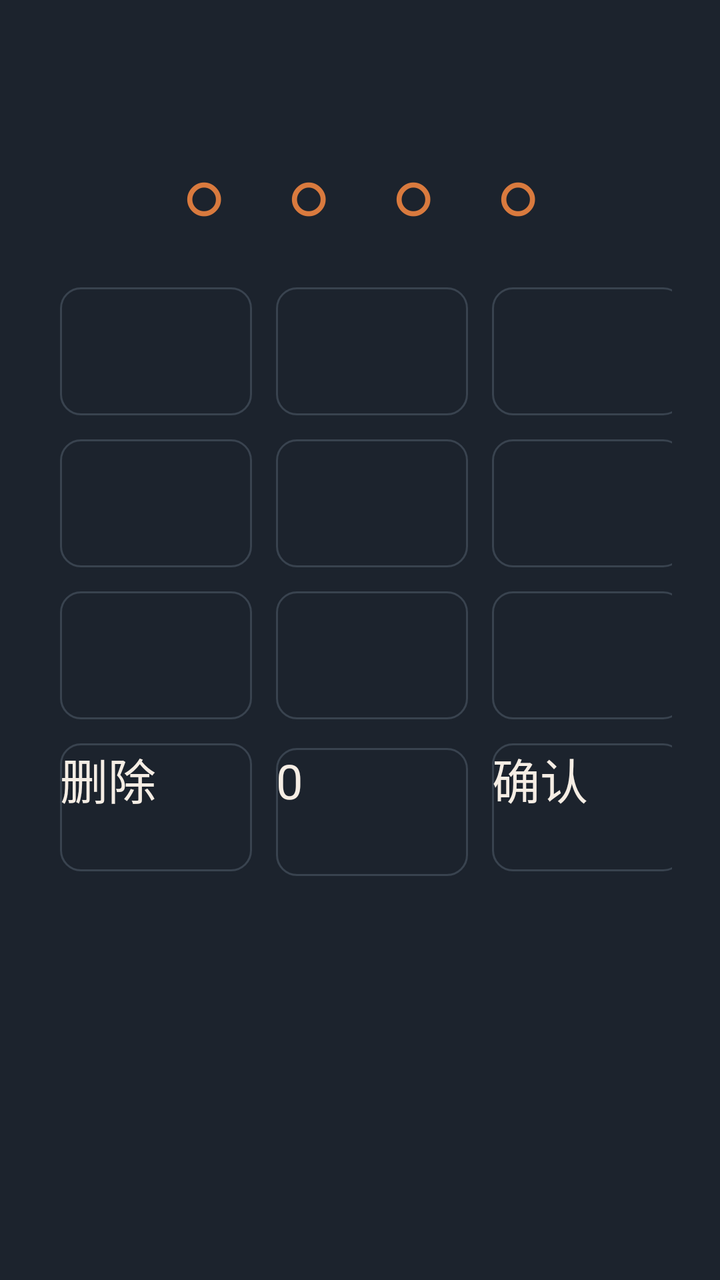
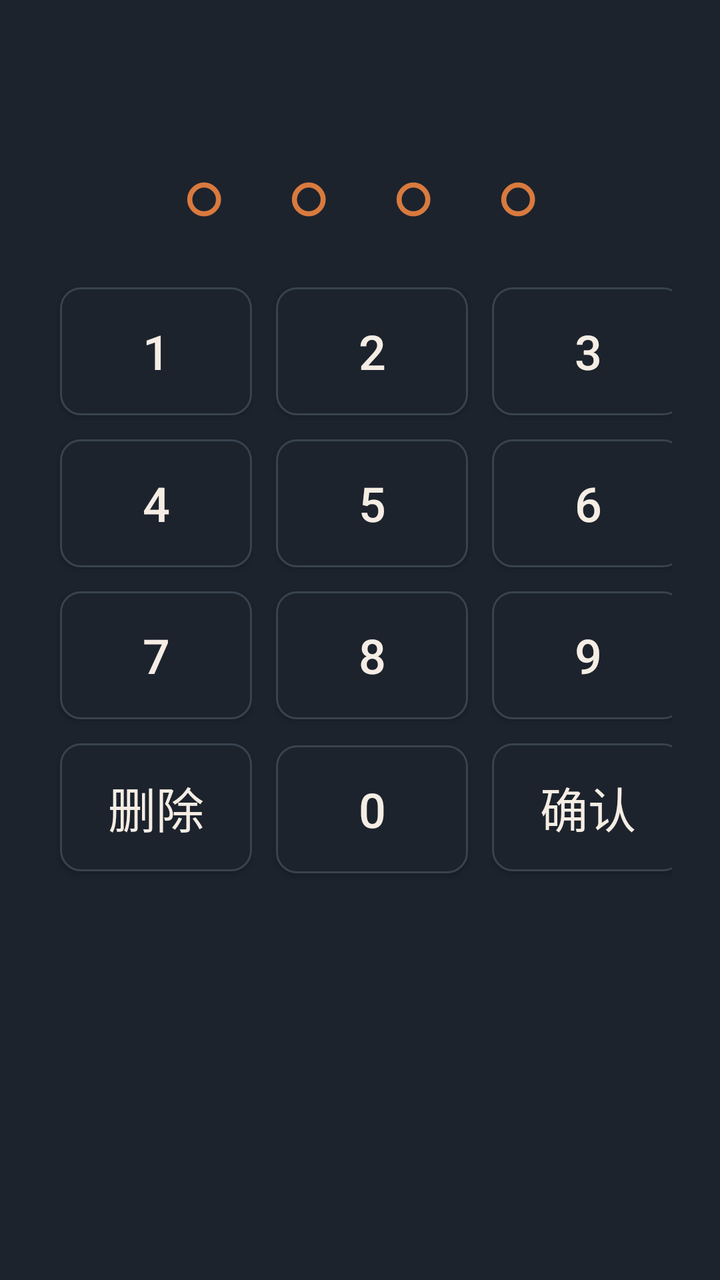

Two renders of the same Android screen: before a commit and after it. Below are the layout's source before the change and the commit's diff.
<!-- AndroidManifest.xml: application theme Theme.QuizGate -->
<!-- res/layout/dialog_pin.xml -->
<?xml version="1.0" encoding="utf-8"?>
<LinearLayout xmlns:android="http://schemas.android.com/apk/res/android"
    android:layout_width="match_parent"
    android:layout_height="wrap_content"
    android:background="@color/card"
    android:gravity="center_horizontal"
    android:minWidth="480dp"
    android:orientation="vertical"
    android:padding="24dp">

    <TextView
        android:id="@+id/tv_pin_title"
        android:layout_width="wrap_content"
        android:layout_height="wrap_content"
        android:textColor="@color/text"
        android:textSize="24sp"
        android:textStyle="bold" />

    <TextView
        android:id="@+id/tv_pin_dots"
        android:layout_width="wrap_content"
        android:layout_height="wrap_content"
        android:layout_marginTop="16dp"
        android:layout_marginBottom="16dp"
        android:letterSpacing="0.3"
        android:text="○ ○ ○ ○"
        android:textColor="@color/accent"
        android:textSize="36sp"
        android:textStyle="bold" />

    <GridLayout
        android:layout_width="wrap_content"
        android:layout_height="wrap_content"
        android:columnCount="3">

        <Button
            android:id="@+id/btn_d1"
            style="@style/PinKey" />

        <Button
            android:id="@+id/btn_d2"
            style="@style/PinKey" />

        <Button
            android:id="@+id/btn_d3"
            style="@style/PinKey" />

        <Button
            android:id="@+id/btn_d4"
            style="@style/PinKey" />

        <Button
            android:id="@+id/btn_d5"
            style="@style/PinKey" />

        <Button
            android:id="@+id/btn_d6"
            style="@style/PinKey" />

        <Button
            android:id="@+id/btn_d7"
            style="@style/PinKey" />

        <Button
            android:id="@+id/btn_d8"
            style="@style/PinKey" />

        <Button
            android:id="@+id/btn_d9"
            style="@style/PinKey" />

        <Button
            android:id="@+id/btn_del"
            style="@style/PinKey"
            android:text="删除" />

        <Button
            android:id="@+id/btn_d0"
            style="@style/PinKey"
            android:text="0" />

        <Button
            android:id="@+id/btn_ok"
            style="@style/PinKey"
            android:text="确认" />
    </GridLayout>
</LinearLayout>
<!-- resources referenced by this layout -->
<resources>
  <color name="accent">#D97A3E</color>
  <color name="card">#1C232D</color>
  <color name="text">#F5EDE4</color>
  <style name="PinKey">
          <item name="android:layout_width">96dp</item>
          <item name="android:layout_height">64dp</item>
          <item name="android:layout_margin">6dp</item>
          <item name="android:background">@drawable/bg_option</item>
          <item name="android:textColor">@color/text</item>
          <item name="android:textSize">24sp</item>
          <item name="android:focusable">true</item>
      </style>
  <style name="Theme.QuizGate" parent="@android:style/Theme.Material.NoTitleBar">
          <item name="android:windowFullscreen">true</item>
          <item name="android:colorBackground">@color/bg</item>
          <item name="android:windowBackground">@color/bg</item>
          <item name="android:textColorPrimary">@color/text</item>
      </style>
  <!-- drawable bg_option (drawable) -->
  <?xml version="1.0" encoding="utf-8"?>
  <selector xmlns:android="http://schemas.android.com/apk/res/android">
      <item android:state_pressed="true">
          <shape android:shape="rectangle">
              <solid android:color="@color/card_pressed" />
              <stroke android:width="2dp" android:color="@color/accent" />
              <corners android:radius="10dp" />
          </shape>
      </item>
      <item android:state_focused="true">
          <shape android:shape="rectangle">
              <solid android:color="@color/card" />
              <stroke android:width="3dp" android:color="@color/accent" />
              <corners android:radius="10dp" />
          </shape>
      </item>
      <item>
          <shape android:shape="rectangle">
              <solid android:color="@color/card" />
              <stroke android:width="1dp" android:color="@color/stroke" />
              <corners android:radius="10dp" />
          </shape>
      </item>
  </selector>
  <color name="bg">#12161C</color>
  <color name="card_pressed">#2A3442</color>
  <color name="stroke">#39434F</color>
</resources>

<!-- the commit's change to res/layout/dialog_pin.xml (unified diff, before → after) -->
@@ -35,39 +35,48 @@
 
         <Button
             android:id="@+id/btn_d1"
-            style="@style/PinKey" />
+            style="@style/PinKey"
+            android:text="1" />
 
         <Button
             android:id="@+id/btn_d2"
-            style="@style/PinKey" />
+            style="@style/PinKey"
+            android:text="2" />
 
         <Button
             android:id="@+id/btn_d3"
-            style="@style/PinKey" />
+            style="@style/PinKey"
+            android:text="3" />
 
         <Button
             android:id="@+id/btn_d4"
-            style="@style/PinKey" />
+            style="@style/PinKey"
+            android:text="4" />
 
         <Button
             android:id="@+id/btn_d5"
-            style="@style/PinKey" />
+            style="@style/PinKey"
+            android:text="5" />
 
         <Button
             android:id="@+id/btn_d6"
-            style="@style/PinKey" />
+            style="@style/PinKey"
+            android:text="6" />
 
         <Button
             android:id="@+id/btn_d7"
-            style="@style/PinKey" />
+            style="@style/PinKey"
+            android:text="7" />
 
         <Button
             android:id="@+id/btn_d8"
-            style="@style/PinKey" />
+            style="@style/PinKey"
+            android:text="8" />
 
         <Button
             android:id="@+id/btn_d9"
-            style="@style/PinKey" />
+            style="@style/PinKey"
+            android:text="9" />
 
         <Button
             android:id="@+id/btn_del"
<!-- resource entries referenced after the edit -->
@@ -12,7 +12,7 @@
           <item name="android:textSize">24sp</item>
           <item name="android:focusable">true</item>
       </style>
-  <style name="Theme.QuizGate" parent="@android:style/Theme.Material.NoTitleBar">
+  <style name="Theme.QuizGate" parent="android:Theme.Material.NoActionBar">
           <item name="android:windowFullscreen">true</item>
           <item name="android:colorBackground">@color/bg</item>
           <item name="android:windowBackground">@color/bg</item>
